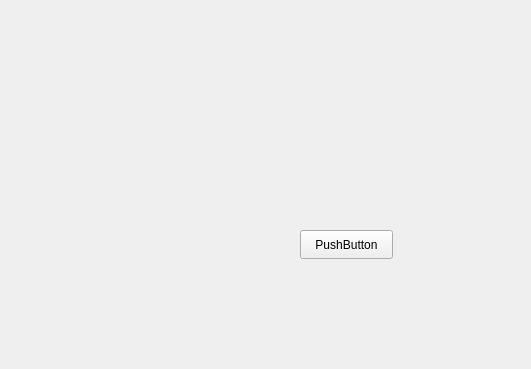
Molodid-Tyshchenko/qt-monopoly-, file mainwindow.ui: the form before one commit; both pictures show x 0 to 531 and y 0 to 369 of the 800 by 600 pixel window.
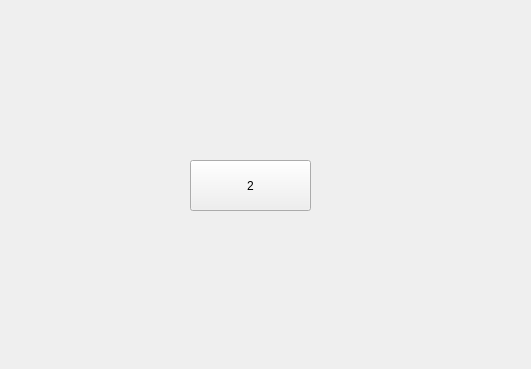
The form after the commit.

What changed in the file:
```diff
--- a/mainwindow.ui
+++ b/mainwindow.ui
@@ -17,14 +17,14 @@
    <widget class="QPushButton" name="pushButton">
     <property name="geometry">
      <rect>
-      <x>300</x>
-      <y>230</y>
-      <width>93</width>
-      <height>29</height>
+      <x>190</x>
+      <y>160</y>
+      <width>121</width>
+      <height>51</height>
      </rect>
     </property>
     <property name="text">
-     <string>PushButton</string>
+     <string>2</string>
     </property>
    </widget>
   </widget>
```
Left out of the diff: 2 changed lines with no effect on the pictures.
